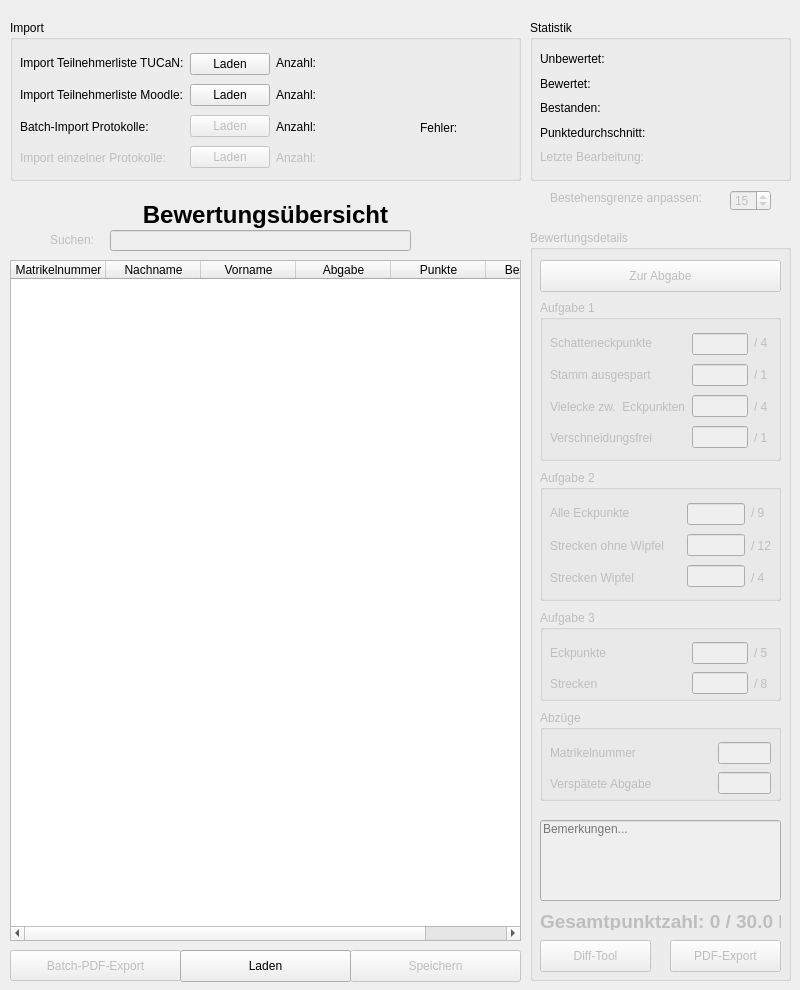
This is gmvtestat.ui in Dimey/IIB_GMV-Testat as Qt 5 draws it before an edit. The edited form follows.
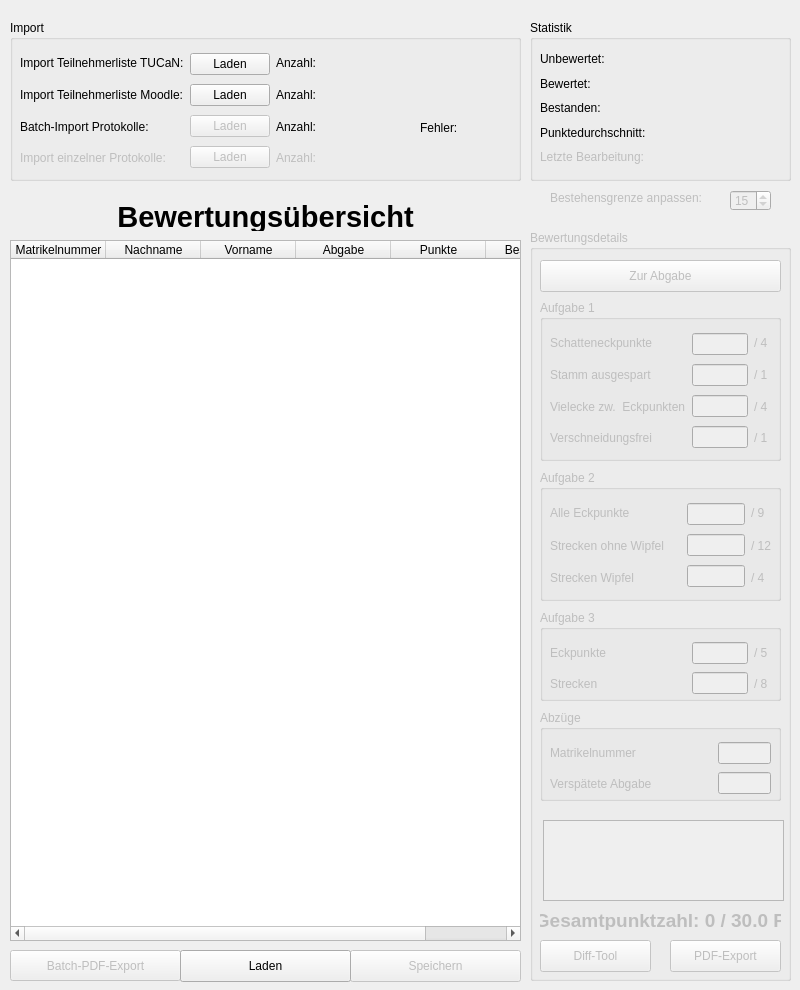
This is the edited form. Icons and pictures are not drawn.

The edit to the form file:
```diff
--- a/gmvtestat.ui
+++ b/gmvtestat.ui
@@ -28,9 +28,9 @@
     <property name="geometry">
      <rect>
       <x>10</x>
-      <y>260</y>
+      <y>240</y>
       <width>511</width>
-      <height>681</height>
+      <height>701</height>
      </rect>
     </property>
     <property name="selectionBehavior">
@@ -104,22 +104,6 @@
      <string>Batch-PDF-Export</string>
     </property>
    </widget>
-   <widget class="QLabel" name="label_5">
-    <property name="enabled">
-     <bool>false</bool>
-    </property>
-    <property name="geometry">
-     <rect>
-      <x>50</x>
-      <y>230</y>
-      <width>61</width>
-      <height>20</height>
-     </rect>
-    </property>
-    <property name="text">
-     <string>Suchen:</string>
-    </property>
-   </widget>
    <widget class="QPushButton" name="Speichern_btn">
     <property name="enabled">
      <bool>false</bool>
@@ -149,19 +133,6 @@
      <string>Laden</string>
     </property>
    </widget>
-   <widget class="QLineEdit" name="lineEdit">
-    <property name="enabled">
-     <bool>false</bool>
-    </property>
-    <property name="geometry">
-     <rect>
-      <x>110</x>
-      <y>230</y>
-      <width>301</width>
-      <height>21</height>
-     </rect>
-    </property>
-   </widget>
    <widget class="QGroupBox" name="bewertungsdetails_groupBox">
     <property name="enabled">
      <bool>false</bool>
@@ -199,8 +170,15 @@
        <height>20</height>
       </rect>
      </property>
+     <property name="font">
+      <font>
+       <pointsize>14</pointsize>
+       <weight>75</weight>
+       <bold>true</bold>
+      </font>
+     </property>
      <property name="text">
-      <string>&lt;html&gt;&lt;head/&gt;&lt;body&gt;&lt;p&gt;&lt;span style=&quot; font-size:14pt; font-weight:600;&quot;&gt;Gesamtpunktzahl: 0 / 30.0 P&lt;/span&gt;&lt;/p&gt;&lt;/body&gt;&lt;/html&gt;</string>
+      <string>Gesamtpunktzahl: 0 / 30.0 P</string>
      </property>
      <property name="textFormat">
       <enum>Qt::MarkdownText</enum>
@@ -586,22 +564,6 @@
       </layout>
      </widget>
     </widget>
-    <widget class="QLineEdit" name="bemerkung_lineEdit">
-     <property name="geometry">
-      <rect>
-       <x>10</x>
-       <y>590</y>
-       <width>241</width>
-       <height>81</height>
-      </rect>
-     </property>
-     <property name="alignment">
-      <set>Qt::AlignLeading|Qt::AlignLeft|Qt::AlignTop</set>
-     </property>
-     <property name="placeholderText">
-      <string>Bemerkungen...</string>
-     </property>
-    </widget>
     <widget class="QPushButton" name="diffTool_btn">
      <property name="enabled">
       <bool>false</bool>
@@ -618,6 +580,21 @@
       <string>Diff-Tool</string>
      </property>
     </widget>
+    <widget class="QPlainTextEdit" name="bemerkung_plainTextEdit">
+     <property name="geometry">
+      <rect>
+       <x>13</x>
+       <y>590</y>
+       <width>241</width>
+       <height>81</height>
+      </rect>
+     </property>
+     <property name="font">
+      <font>
+       <family>Courier New</family>
+      </font>
+     </property>
+    </widget>
    </widget>
    <widget class="QGroupBox" name="groupBox">
     <property name="geometry">
@@ -826,8 +803,15 @@
       <height>31</height>
      </rect>
     </property>
+    <property name="font">
+     <font>
+      <pointsize>22</pointsize>
+      <weight>75</weight>
+      <bold>true</bold>
+     </font>
+    </property>
     <property name="text">
-     <string>&lt;html&gt;&lt;head/&gt;&lt;body&gt;&lt;p&gt;&lt;span style=&quot; font-size:18pt; font-weight:600;&quot;&gt;Bewertungsübersicht&lt;/span&gt;&lt;/p&gt;&lt;/body&gt;&lt;/html&gt;</string>
+     <string>Bewertungsübersicht</string>
     </property>
     <property name="textFormat">
      <enum>Qt::RichText</enum>
```
Left out of the diff: 2 changed lines with no effect on the pictures.
